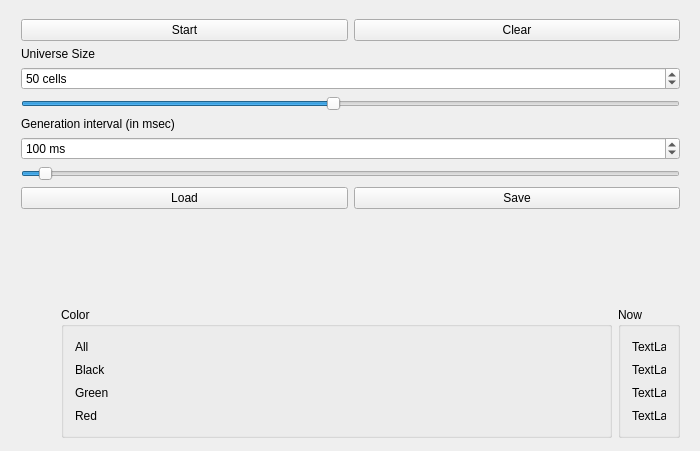
Debilonik/My-Evolution-Project, file mainwindow.ui: the form before one commit.
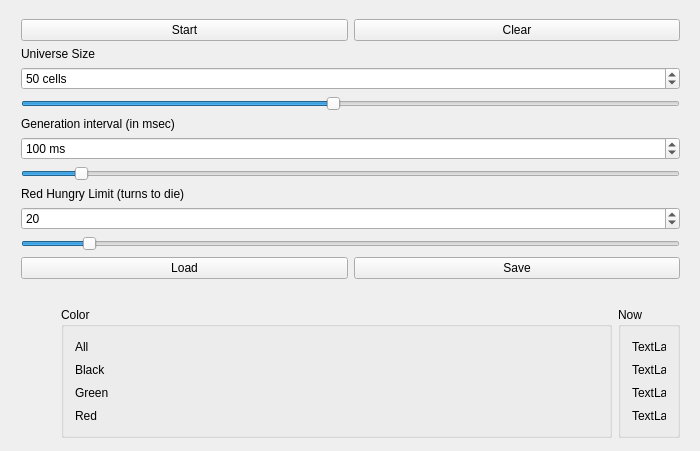
The form after the commit.

Commit message: add red limit option

The edit to the form file:
```diff
--- a/mainwindow.ui
+++ b/mainwindow.ui
@@ -118,10 +118,10 @@
        <item>
         <widget class="QSlider" name="iterSlider">
          <property name="minimum">
-          <number>50</number>
+          <number>20</number>
          </property>
          <property name="maximum">
-          <number>2000</number>
+          <number>1000</number>
          </property>
          <property name="singleStep">
           <number>10</number>
@@ -134,6 +134,51 @@
          </property>
         </widget>
        </item>
+       <item>
+        <widget class="QLabel" name="redLimitLabel">
+         <property name="text">
+          <string>Red Hungry Limit (turns to die)</string>
+         </property>
+        </widget>
+       </item>
+       <item>
+        <widget class="QSpinBox" name="redLimitSpin">
+         <property name="minimum">
+          <number>1</number>
+         </property>
+         <property name="maximum">
+          <number>200</number>
+         </property>
+         <property name="value">
+          <number>20</number>
+         </property>
+        </widget>
+       </item>
+       <item>
+        <widget class="QSlider" name="redLimitSlider">
+         <property name="minimum">
+          <number>1</number>
+         </property>
+         <property name="maximum">
+          <number>200</number>
+         </property>
+         <property name="value">
+          <number>20</number>
+         </property>
+         <property name="orientation">
+          <enum>Qt::Horizontal</enum>
+         </property>
+         <property name="invertedAppearance">
+          <bool>false</bool>
+         </property>
+         <property name="invertedControls">
+          <bool>false</bool>
+         </property>
+         <property name="tickPosition">
+          <enum>QSlider::NoTicks</enum>
+         </property>
+        </widget>
+       </item>
        <item>
         <layout class="QHBoxLayout" name="fileLayout">
          <item>
```
Left out of the diff: 4 changed lines with no effect on the pictures. The commit also changes 6 other files.
